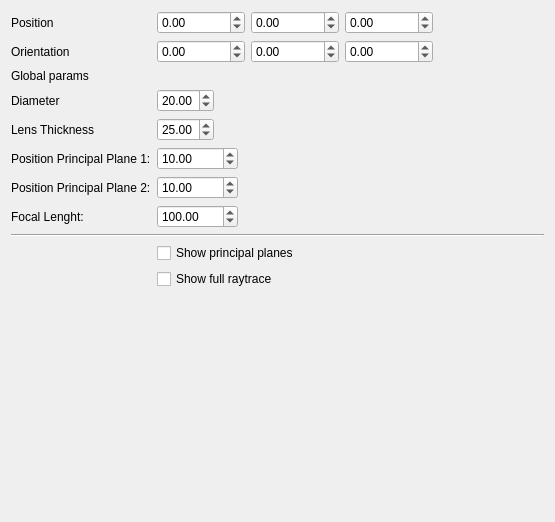
This is GUI/IdealThickLens.ui in cihologramas/freecad-pyoptools as Qt 5 draws it before an edit. The edited form follows.
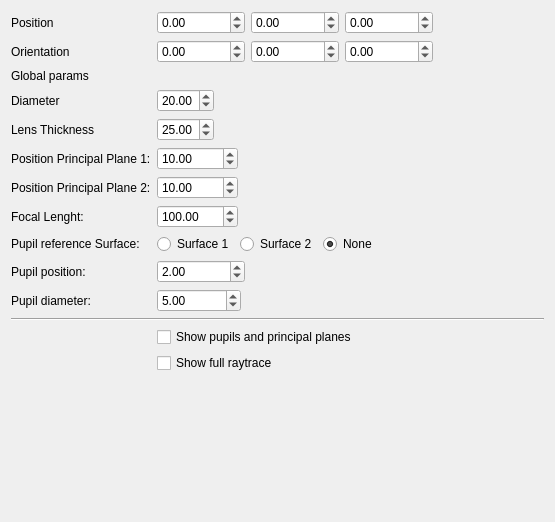
This is the edited form.

Commit message:
The posibility to place an pupil in the IdealThickLens was added.
A bug fix in the Rays drawing was added.

```diff
--- a/GUI/IdealThickLens.ui
+++ b/GUI/IdealThickLens.ui
@@ -208,27 +208,111 @@
        </property>
       </widget>
      </item>
+     <item row="9" column="0">
+      <widget class="QLabel" name="label_3">
+       <property name="text">
+        <string>Pupil position:</string>
+       </property>
+      </widget>
+     </item>
      <item row="9" column="1">
-      <widget class="QCheckBox" name="ShowPP">
+      <widget class="QDoubleSpinBox" name="PupPos">
+       <property name="minimum">
+        <double>-1000000.000000000000000</double>
+       </property>
+       <property name="maximum">
+        <double>1000000.000000000000000</double>
+       </property>
+       <property name="value">
+        <double>2.000000000000000</double>
+       </property>
+      </widget>
+     </item>
+     <item row="10" column="0">
+      <widget class="QLabel" name="label_4">
        <property name="text">
-        <string>Show principal planes</string>
+        <string>Pupil diameter:</string>
        </property>
       </widget>
      </item>
      <item row="10" column="1">
-      <widget class="QCheckBox" name="ShowFRT">
-       <property name="text">
-        <string>Show full raytrace</string>
+      <widget class="QDoubleSpinBox" name="PupD">
+       <property name="minimum">
+        <double>0.000000000000000</double>
+       </property>
+       <property name="maximum">
+        <double>1000000.000000000000000</double>
+       </property>
+       <property name="value">
+        <double>5.000000000000000</double>
        </property>
       </widget>
      </item>
-     <item row="8" column="0" colspan="2">
+     <item row="11" column="0" colspan="2">
       <widget class="Line" name="line">
        <property name="orientation">
         <enum>Qt::Horizontal</enum>
        </property>
       </widget>
      </item>
+     <item row="12" column="1">
+      <widget class="QCheckBox" name="ShowPP">
+       <property name="text">
+        <string>Show pupils and principal planes</string>
+       </property>
+      </widget>
+     </item>
+     <item row="13" column="1">
+      <widget class="QCheckBox" name="ShowFRT">
+       <property name="text">
+        <string>Show full raytrace</string>
+       </property>
+      </widget>
+     </item>
+     <item row="8" column="0">
+      <widget class="QLabel" name="label_5">
+       <property name="text">
+        <string>Pupil reference Surface:</string>
+       </property>
+      </widget>
+     </item>
+     <item row="8" column="1">
+      <layout class="QHBoxLayout" name="horizontalLayout_2">
+       <item>
+        <widget class="QRadioButton" name="RefSurf1">
+         <property name="text">
+          <string>Surface 1</string>
+         </property>
+         <attribute name="buttonGroup">
+          <string notr="true">buttonGroup</string>
+         </attribute>
+        </widget>
+       </item>
+       <item>
+        <widget class="QRadioButton" name="RefSurf2">
+         <property name="text">
+          <string>Surface 2</string>
+         </property>
+         <attribute name="buttonGroup">
+          <string notr="true">buttonGroup</string>
+         </attribute>
+        </widget>
+       </item>
+       <item>
+        <widget class="QRadioButton" name="RefSurfNone">
+         <property name="text">
+          <string>None</string>
+         </property>
+         <property name="checked">
+          <bool>true</bool>
+         </property>
+         <attribute name="buttonGroup">
+          <string notr="true">buttonGroup</string>
+         </attribute>
+        </widget>
+       </item>
+      </layout>
+     </item>
     </layout>
    </item>
   </layout>
```
Left out of the diff: 3 changed lines with no effect on the pictures. The commit also changes 2 other files.
